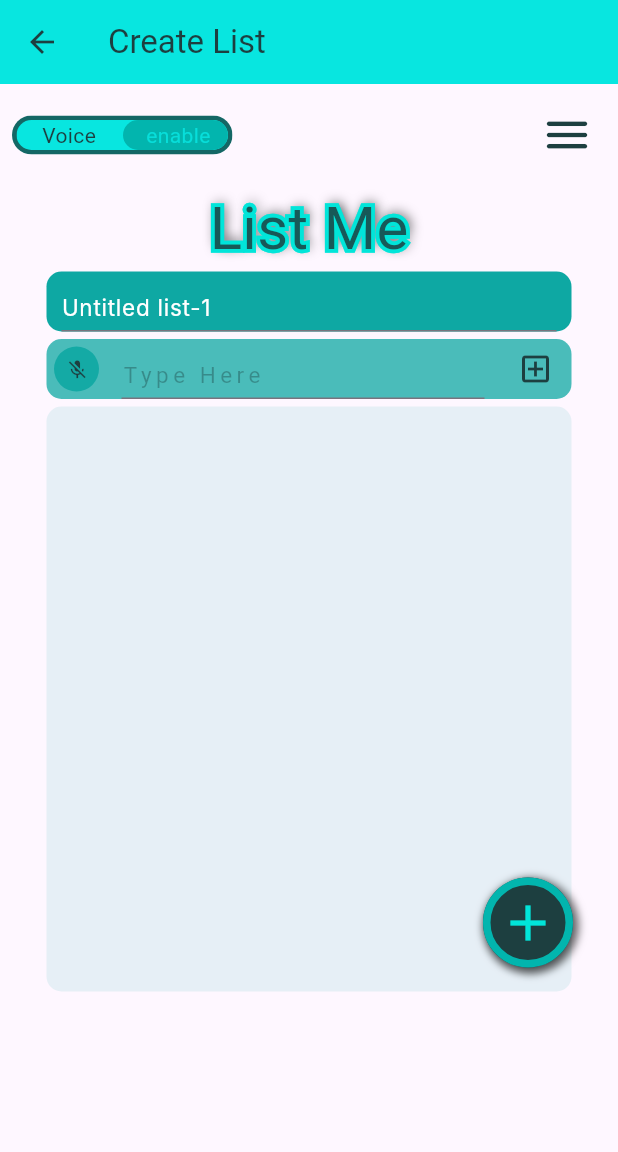
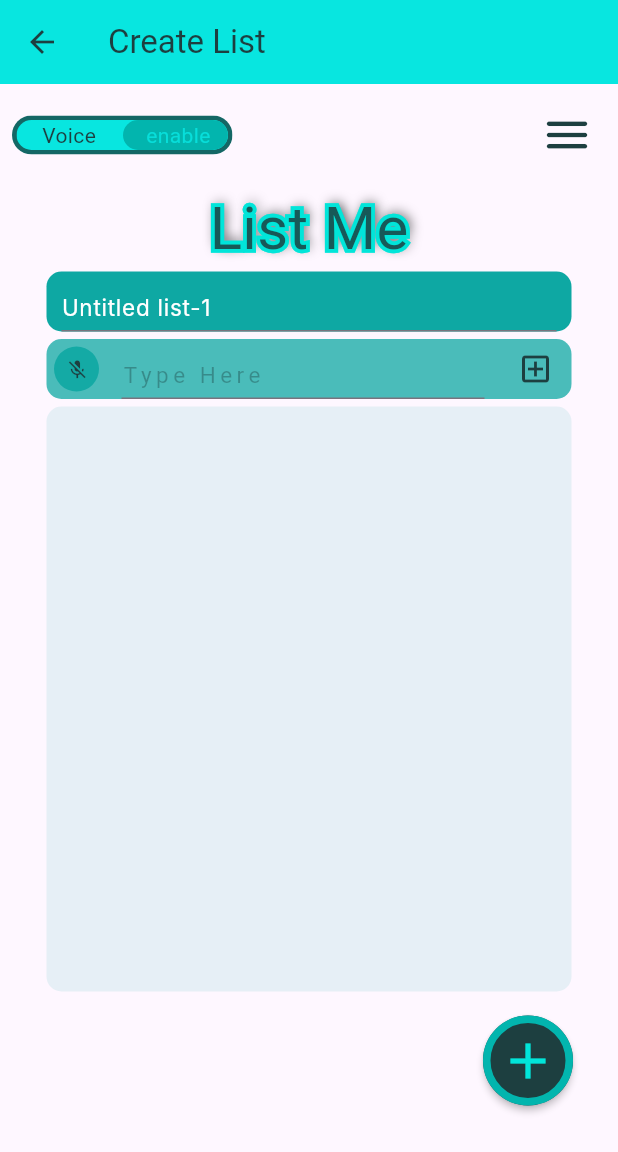
Before and after one commit to ListMe-MP/list_me, a Flutter app: the CreateList screen opened directly, on a phone screen of 412 x 824 dp. Shown: the top 1152 px of the screen. Run offline on Flutter 3.47's test engine with Material 3 defaults, Android fonts, the phone set to English and light mode, and no system bars; drawn by our look-alikes of avatar_glow, flutter_typeahead, toggle_switch; our stand-ins replace another_flushbar, flutter_rating_bar, google_fonts, ionicons, shared_preferences and 3 more; missing offline and left inert: dart:ffi, switcher_button; accounts and stored records are empty; Roboto replaces fonts that are missing (Castoro, Inter).

Commit message:
fixed changes

```diff
--- a/lib/screens/create_list.dart
+++ b/lib/screens/create_list.dart
@@ -1,10 +1,8 @@
 import 'package:avatar_glow/avatar_glow.dart';
 import 'package:flutter/material.dart';
-import 'package:list_me/components/background.dart';
 import 'package:list_me/components/colors.dart';
 import 'package:list_me/components/maintitle.dart';
 import 'package:list_me/model/SelectedItem.dart';
-import 'package:list_me/model/product_model.dart';
 import 'package:list_me/services/apisug.dart';
 import 'package:speech_to_text/speech_to_text.dart';
 import '../components/top_bar.dart';
@@ -30,6 +28,18 @@ class _CreateListState extends State<CreateList> {
   var text = "";
   var isListning = false;
   SpeechToText speechToText = SpeechToText();
+
+  void editItem(int index) {
+    // Set the item details to the text field for editing
+    setState(() {
+      itemController.text = itemList[index].itemName;
+    });
+
+    // Remove the item from the itemList
+    setState(() {
+      itemList.removeAt(index);
+    });
+  }
 
   @override
   Widget build(BuildContext context) {
@@ -334,7 +344,27 @@ class _CreateListState extends State<CreateList> {
                           padding: const EdgeInsets.all(10),
                           itemBuilder: (context, index) {
                             final item = itemList[index];
-                            return ClipRRect(
+                            return Dismissible(
+                              key: Key(item.itemName),
+                              direction: DismissDirection.startToEnd,
+                              onDismissed: (direction) {
+                                // removed the dismissed item from the list
+                                setState(() {
+                                  itemList.removeAt(index);
+                                });
+
+                              },
+                              background: Container(
+                                alignment: Alignment.centerLeft,
+                                padding: EdgeInsets.only(left: 20),
+                                color: tc6,
+                                child: Icon(
+                                  Icons.delete,
+                                  color: Colors.white,
+                                ),
+
+                              ),
+                              child: ClipRRect(
                                 borderRadius:
                                     const BorderRadius.all(Radius.circular(10)),
                                 child: Padding(
@@ -372,42 +402,49 @@ class _CreateListState extends State<CreateList> {
                                             SizedBox(
                                               width: 60,
                                               child: TextField(
-                                            keyboardType: TextInputType.number,
+                                                keyboardType:
+                                                    TextInputType.number,
                                                 textAlign: TextAlign.center,
-                                            style: const TextStyle(color: tc2),
+                                                style:
+                                                    const TextStyle(color: tc2),
                                                 decoration: InputDecoration(
                                                     contentPadding:
                                                         const EdgeInsets.all(8),
                                                     hintText: 'Qty',
                                                     hintStyle: TextStyle(
-                                                    color:
-                                                        tc2.withOpacity(0.5)),
+                                                        color: tc2
+                                                            .withOpacity(0.5)),
                                                     enabledBorder:
                                                         OutlineInputBorder(
                                                             borderSide: BorderSide(
-                                                            color:
-                                                                tc2.withOpacity(
+                                                                color: tc2
+                                                                    .withOpacity(
                                                                         0.5)))),
                                                 onChanged: (value) {
                                                   setState(() {
                                                     _quntity =
-                                                    int.tryParse(value) ?? 0;
+                                                        int.tryParse(value) ??
+                                                            0;
                                                   });
                                                 },
-                                            controller: TextEditingController(
-                                                text: _quntity.toString()),
+                                                controller:
+                                                    TextEditingController(
+                                                        text: _quntity
+                                                            .toString()),
                                               ),
                                             )
                                           ],
                                         ),
                                         // edit button
-                                    trailing: const Icon(
+                                        trailing: GestureDetector(
+                                          onTap: () {
+                                            editItem(index);
+                                          },
+                                          child: const Icon(
                                             Icons.edit,
                                             color: tc1,
                                           ),
-                                    onTap: () {
-                                      // Add your onTap logic here
-                                    },
+                                        )),
                                   ),
                                 ),
                               ),
@@ -423,25 +460,11 @@ class _CreateListState extends State<CreateList> {
                               .vertical, // Replace this with the number of ListTiles you want
                         ),
                       ),
-                    ]),
-              ),
-            ),
 
                       // Create button
-            Positioned(
-              bottom: 16.0,
-              right: 16.0,
-              child: Container(
-                decoration: const BoxDecoration(
-                  boxShadow: [
-                    BoxShadow(
-                        color: Colors.black54,
-                        spreadRadius: 2,
-                        blurRadius: 4,
-                        offset: Offset(2, 2))
-                  ],
-                  shape: BoxShape.circle,
-                ),
+                      Container(
+                        alignment: Alignment.bottomRight,
+                        margin: EdgeInsets.all(16),
 
                         // submit
                         child: RawMaterialButton(
@@ -484,8 +507,10 @@ class _CreateListState extends State<CreateList> {
                             size: 40.0,
                           ),
                         ),
+                      )
+                    ]),
               ),
-            )
+            ),
           ],
         ));
   }
--- a/lib/services/api.dart
+++ b/lib/services/api.dart
@@ -5,7 +5,7 @@ import 'package:http/http.dart' as http;
 import 'package:list_me/model/product_model.dart';
 
 class Api {
-  static const baseUrl = "http://10.0.2.2:3000/api/";
+  static const baseUrl = "http://192.168.8.101:3000/api/";
 
   static addProduct(Map pdata) async {
     var url = Uri.parse("${baseUrl}add_product");
--- a/lib/services/apiFeedback.dart
+++ b/lib/services/apiFeedback.dart
@@ -5,7 +5,7 @@ import 'package:http/http.dart' as http;
 
 class ApiFeedback{
   //static const baseUrl = "http://192.168.8.118/apiFeedback/";
-  static const baseUrl = "http://192.168.8.183/api/";
+  static const baseUrl = "http://192.168.8.101:3000/api/";
    //static const baseUrl = "http://192.168.8.101/api_feedback/";
 
   static addfeedback(Map pdata) async
--- a/lib/services/apisug.dart
+++ b/lib/services/apisug.dart
@@ -2,7 +2,7 @@ import 'dart:convert';
 import 'package:http/http.dart' as http;
 
 class SuggestionsApi {
-  static const baseUrl = "http://192.168.8.183:3000/api/";
+  static const baseUrl = "http://192.168.8.101:3000/api/";
 
   static Future<List> getSuggestions(String query) async {
     final url = Uri.parse("${baseUrl}items?searchTerm=$query");
```
Also changed, not shown: pubspec.lock. Lines whose indentation alone changed are shown as unchanged.
